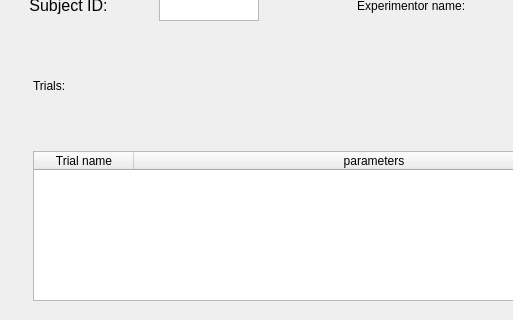
The window that UI/create_session.ui (KehatSudri/Behavior_System2.0) describes before a commit, drawn with Qt 5; both pictures show x 0 to 513 and y 171 to 491 of the 649 by 769 pixel window.
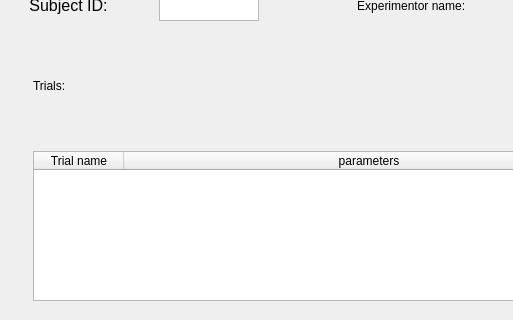
The same window after the commit.

The edit to the form file:
```diff
--- a/UI/create_session.ui
+++ b/UI/create_session.ui
@@ -699,19 +699,34 @@
            <number>2</number>
           </property>
           <attribute name="horizontalHeaderCascadingSectionResizes">
-           <bool>false</bool>
+           <bool>true</bool>
+          </attribute>
+          <attribute name="horizontalHeaderDefaultSectionSize">
+           <number>90</number>
           </attribute>
           <attribute name="horizontalHeaderHighlightSections">
            <bool>false</bool>
           </attribute>
+          <attribute name="horizontalHeaderShowSortIndicator" stdset="0">
+           <bool>false</bool>
+          </attribute>
           <attribute name="horizontalHeaderStretchLastSection">
            <bool>true</bool>
           </attribute>
           <attribute name="verticalHeaderCascadingSectionResizes">
+           <bool>false</bool>
+          </attribute>
+          <attribute name="verticalHeaderDefaultSectionSize">
+           <number>60</number>
+          </attribute>
+          <attribute name="verticalHeaderHighlightSections">
+           <bool>false</bool>
+          </attribute>
+          <attribute name="verticalHeaderShowSortIndicator" stdset="0">
            <bool>true</bool>
           </attribute>
           <attribute name="verticalHeaderStretchLastSection">
-           <bool>true</bool>
+           <bool>false</bool>
           </attribute>
           <column>
            <property name="text">
```
Left out of the diff: 4 changed lines with no effect on the pictures.
